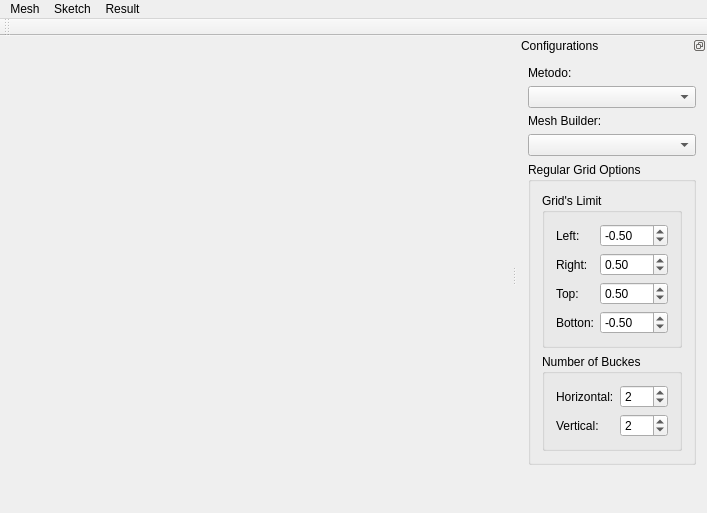
The window that src/mainwindow.ui (ethiago/triquadgl) describes before a commit, drawn with Qt 5.
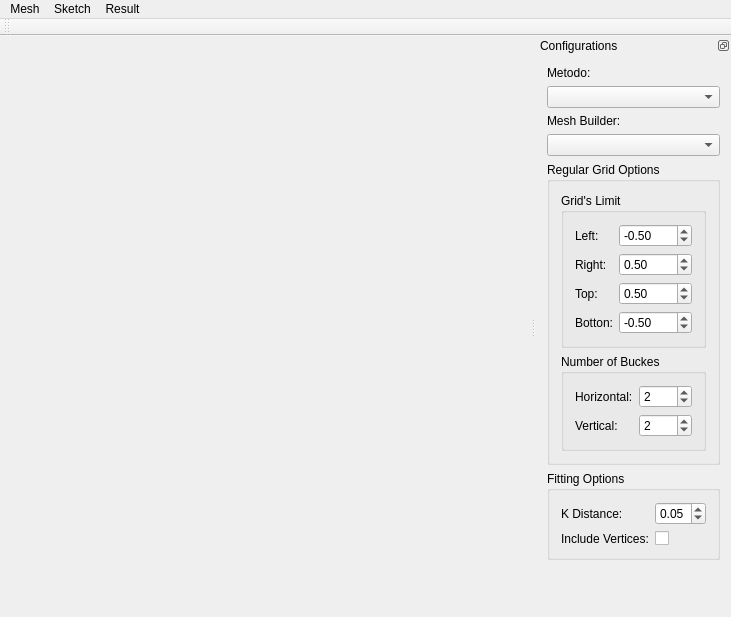
The same window after the commit.

Commit message:
Incluindo vertices na malha com a menor distancia euclidiana para o pontos internos do triângulo.
TODO: Tentar de todos para todos (pontos e vertices)

```diff
--- a/src/mainwindow.ui
+++ b/src/mainwindow.ui
@@ -6,8 +6,8 @@
    <rect>
     <x>0</x>
     <y>0</y>
-    <width>707</width>
-    <height>513</height>
+    <width>731</width>
+    <height>617</height>
    </rect>
   </property>
   <property name="sizePolicy">
@@ -47,7 +47,7 @@
     <rect>
      <x>0</x>
      <y>0</y>
-     <width>707</width>
+     <width>731</width>
      <height>27</height>
     </rect>
    </property>
@@ -276,6 +276,49 @@
        </layout>
       </widget>
      </item>
+     <item>
+      <widget class="QGroupBox" name="fittingOptions">
+       <property name="title">
+        <string>Fitting Options</string>
+       </property>
+       <layout class="QFormLayout" name="formLayout_3">
+        <item row="0" column="0">
+         <widget class="QLabel" name="label_8">
+          <property name="text">
+           <string>K Distance:</string>
+          </property>
+         </widget>
+        </item>
+        <item row="1" column="0">
+         <widget class="QLabel" name="label_9">
+          <property name="text">
+           <string>Include Vertices:</string>
+          </property>
+         </widget>
+        </item>
+        <item row="0" column="1">
+         <widget class="QDoubleSpinBox" name="kDistance">
+          <property name="maximum">
+           <double>1.000000000000000</double>
+          </property>
+          <property name="singleStep">
+           <double>0.010000000000000</double>
+          </property>
+          <property name="value">
+           <double>0.050000000000000</double>
+          </property>
+         </widget>
+        </item>
+        <item row="1" column="1">
+         <widget class="QCheckBox" name="includeVertices">
+          <property name="text">
+           <string/>
+          </property>
+         </widget>
+        </item>
+       </layout>
+      </widget>
+     </item>
      <item>
       <spacer name="verticalSpacer">
        <property name="orientation">
```
The commit also changes 6 other files.
